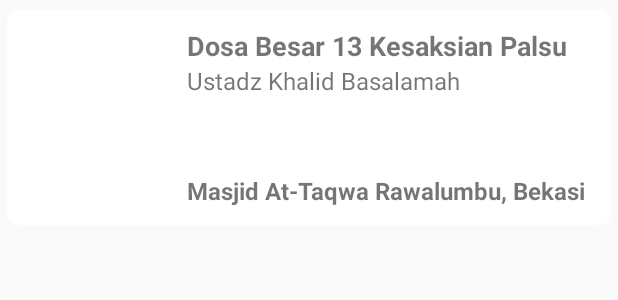
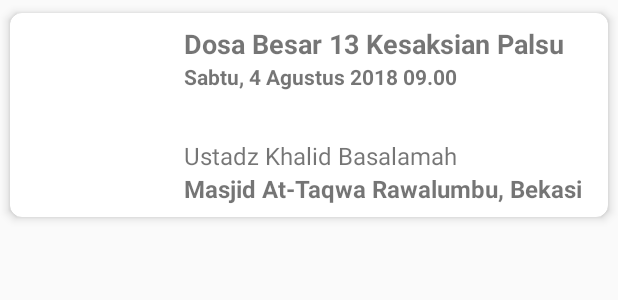
Before and after one commit to luthfihariz/kajian, an Android app: the layout item_kajian.xml on its own in the app's theme, with its tools: preview values and no code run, on a phone screen of 412 x 824 dp. Shown: the top 300 px of the screen. Run offline under Robolectric (Android 15) with nearby library versions, the phone set to English and light mode, and no system bars; Roboto replaces fonts that are not available here.

Commit message:
Improve item layout

```diff
--- a/app/build.gradle
+++ b/app/build.gradle
@@ -67,4 +67,7 @@ dependencies {
     testImplementation "junit:junit:$rootProject.junitVersion"
     androidTestImplementation "com.android.support.test:runner:$rootProject.runnerVersion"
     androidTestImplementation "com.android.support.test.espresso:espresso-core:$rootProject.espressoVersion"
+
+    // picasso
+    implementation "com.squareup.picasso:picasso:$rootProject.picassoVersion"
 }
--- a/app/src/main/java/com/luthfihariz/kajian/data/model/Kajian.kt
+++ b/app/src/main/java/com/luthfihariz/kajian/data/model/Kajian.kt
@@ -11,4 +11,5 @@ data class Kajian (val id : Int,
                    val place : String,
                    val city: String,
                    val ustadz : String,
+                   @SerializedName("start_date") val startDate: Long,
                    @SerializedName("full_address") val fullAddress : String )
--- a/app/src/main/res/layout/item_kajian.xml
+++ b/app/src/main/res/layout/item_kajian.xml
@@ -4,13 +4,13 @@
     xmlns:app="http://schemas.android.com/apk/res-auto"
     xmlns:tools="http://schemas.android.com/tools"
     app:cardCornerRadius="8dp"
-    app:cardElevation="0dp"
+    app:cardElevation="4dp"
     app:cardUseCompatPadding="true"
     android:layout_height="wrap_content">
 
     <android.support.constraint.ConstraintLayout
         android:layout_width="match_parent"
-        android:padding="12dp"
+        android:padding="8dp"
         android:layout_height="wrap_content">
 
         <android.support.v7.widget.AppCompatImageView
@@ -26,16 +26,26 @@
             app:layout_constraintTop_toTopOf="parent"
             android:layout_marginLeft="8dp"
             app:layout_constraintLeft_toRightOf="@+id/ivThumbnail"
-            tools:text="Dosa Besar 13 Kesaksian Palsu" />
+            tools:text="Dosa Besar 13 Kesaksian Palsu"
+            android:layout_marginStart="8dp" />
 
         <android.support.v7.widget.AppCompatTextView
             android:id="@+id/tvUstadz"
             style="@style/TextParagraph3"
             android:layout_width="wrap_content"
             android:layout_height="wrap_content"
+            app:layout_constraintBottom_toTopOf="@+id/tvPlace"
+            app:layout_constraintLeft_toLeftOf="@+id/tvPlace"
+            tools:text="Ustadz Khalid Basalamah" />
+
+        <android.support.v7.widget.AppCompatTextView
+            android:id="@+id/tvStartDate"
+            style="@style/TextParagraph5.Medium"
+            android:layout_width="wrap_content"
+            android:layout_height="wrap_content"
             app:layout_constraintTop_toBottomOf="@+id/tvTitle"
             app:layout_constraintLeft_toLeftOf="@+id/tvTitle"
-            tools:text="Ustadz Khalid Basalamah" />
+            tools:text="Sabtu, 4 Agustus 2018 09.00" />
 
 
         <android.support.v7.widget.AppCompatTextView
@@ -47,6 +57,7 @@
             app:layout_constraintLeft_toLeftOf="@+id/tvTitle"
             tools:text="Masjid At-Taqwa Rawalumbu, Bekasi" />
 
+
     </android.support.constraint.ConstraintLayout>
 
 </android.support.v7.widget.CardView>
--- /dev/null
+++ b/app/src/main/res/layout/view_toolbar.xml
@@ -0,0 +1,5 @@
+<?xml version="1.0" encoding="utf-8"?>
+<android.support.v7.widget.Toolbar xmlns:android="http://schemas.android.com/apk/res/android"
+    android:layout_width="match_parent"
+    android:id="@+id/toolbar"
+    android:layout_height="?android:attr/actionBarSize" />
--- a/app/src/main/res/values/colors.xml
+++ b/app/src/main/res/values/colors.xml
@@ -1,6 +1,7 @@
 <?xml version="1.0" encoding="utf-8"?>
 <resources>
-    <color name="colorPrimary">#3F51B5</color>
-    <color name="colorPrimaryDark">#303F9F</color>
-    <color name="colorAccent">#FF4081</color>
+    <color name="colorPrimary">#ffff</color>
+    <color name="textPrimaryColor">#212121</color>
+    <color name="colorPrimaryDark">#cccccc</color>
+    <color name="colorAccent">#4caf50</color>
 </resources>
--- a/app/src/main/res/values/styles.xml
+++ b/app/src/main/res/values/styles.xml
@@ -1,7 +1,7 @@
 <resources>
 
     <!-- Base application theme. -->
-    <style name="AppTheme" parent="Theme.AppCompat.Light.DarkActionBar">
+    <style name="AppTheme" parent="Theme.AppCompat.Light.NoActionBar">
         <!-- Customize your theme here. -->
         <item name="colorPrimary">@color/colorPrimary</item>
         <item name="colorPrimaryDark">@color/colorPrimaryDark</item>
--- a/build.gradle
+++ b/build.gradle
@@ -25,6 +25,7 @@ ext {
     rxKotlinVersion = '2.2.0'
     dataBindingCompilerVersion = '2.3.0'
     koinVersion = '0.9.1'
+    picassoVersion = '2.71828'
 }
 
 
```
Also changed, not shown: app/src/main/java/com/luthfihariz/kajian/common/extension/DateTimeExtension.kt (added, +60 -0 lines), app/src/main/java/com/luthfihariz/kajian/ui/home/HomeActivity.kt (+9 -0 lines), app/src/main/java/com/luthfihariz/kajian/ui/home/HomeAdapter.kt (+7 -1 lines), app/src/main/res/layout/activity_home.xml (+18 -5 lines).
